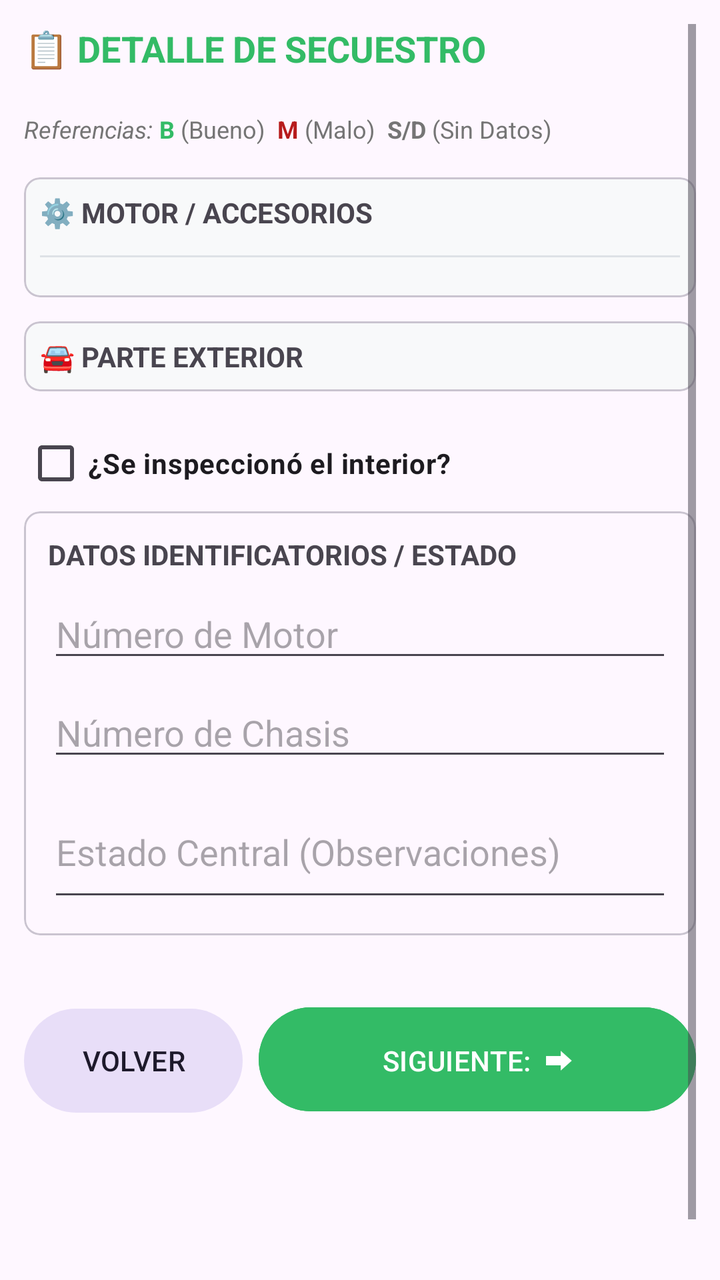
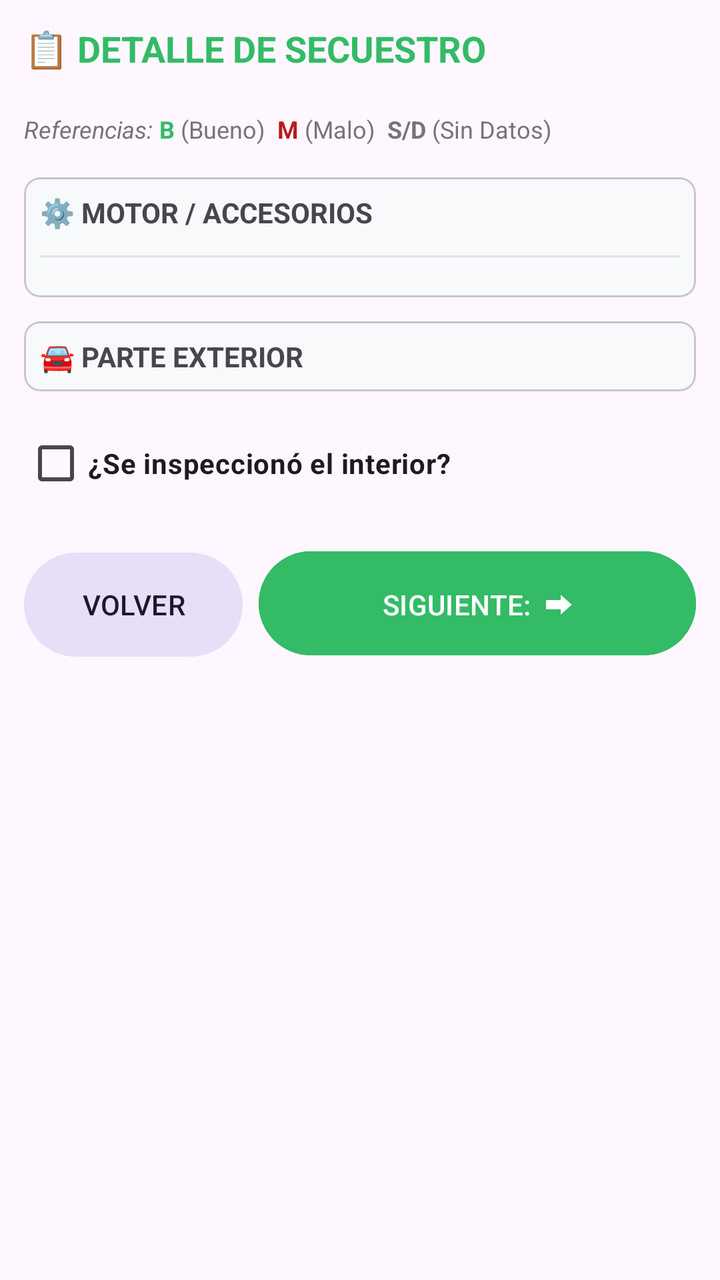

Before-and-after screenshots of an Android layout around one commit, followed by the original layout XML and the change that was made.
<!-- AndroidManifest.xml: application theme Theme.ChivilcoyActas -->
<!-- res/layout/fragment_secuestro.xml -->
<?xml version="1.0" encoding="utf-8"?>
<ScrollView xmlns:android="http://schemas.android.com/apk/res/android"
    xmlns:app="http://schemas.android.com/apk/res-auto"
    android:id="@+id/scrollSecuestro"
    android:layout_width="match_parent"
    android:layout_height="match_parent"
    android:fillViewport="true"
    android:padding="12dp">

    <LinearLayout
        android:layout_width="match_parent"
        android:layout_height="wrap_content"
        android:orientation="vertical">

        <TextView
            android:id="@+id/tvTituloSecuestro"
            android:layout_width="wrap_content"
            android:layout_height="wrap_content"
            android:text="📋 DETALLE DE SECUESTRO"
            android:textColor="#33BB66"
            android:textStyle="bold"
            android:textSize="18sp"
            android:layout_marginBottom="16dp"/>

        
        <LinearLayout
            android:layout_width="match_parent"
            android:layout_height="wrap_content"
            android:orientation="horizontal"
            android:layout_marginTop="4dp"
            android:layout_marginBottom="16dp">

            <TextView
                android:layout_width="wrap_content"
                android:layout_height="wrap_content"
                android:text="Referencias: "
                android:textSize="12sp"
                android:textColor="#757575"
                android:textStyle="italic" />

            <TextView
                android:layout_width="wrap_content"
                android:layout_height="wrap_content"
                android:text="B"
                android:textColor="#33BB66"
                android:textStyle="bold"
                android:textSize="12sp" />
            <TextView
                android:layout_width="wrap_content"
                android:layout_height="wrap_content"
                android:text=" (Bueno)  "
                android:textColor="#757575"
                android:textSize="12sp" />

            <TextView
                android:layout_width="wrap_content"
                android:layout_height="wrap_content"
                android:text="M"
                android:textColor="#B71C1C"
                android:textStyle="bold"
                android:textSize="12sp" />
            <TextView
                android:layout_width="wrap_content"
                android:layout_height="wrap_content"
                android:text=" (Malo)  "
                android:textColor="#757575"
                android:textSize="12sp" />

            <TextView
                android:layout_width="wrap_content"
                android:layout_height="wrap_content"
                android:text="S/D"
                android:textColor="#757575"
                android:textStyle="bold"
                android:textSize="12sp" />
            <TextView
                android:layout_width="wrap_content"
                android:layout_height="wrap_content"
                android:text=" (Sin Datos)"
                android:textColor="#757575"
                android:textSize="12sp" />

        </LinearLayout>

        <com.google.android.material.card.MaterialCardView
            android:id="@+id/cardMotor"
            android:layout_width="match_parent"
            android:layout_height="wrap_content"
            app:cardBackgroundColor="#F8F9FA"
            app:cardCornerRadius="8dp"
            android:layout_marginBottom="12dp">
            <LinearLayout
                android:layout_width="match_parent"
                android:layout_height="wrap_content"
                android:orientation="vertical"
                android:padding="8dp">
                <TextView
                    android:layout_width="wrap_content"
                    android:layout_height="wrap_content"
                    android:text="⚙️ MOTOR / ACCESORIOS"
                    android:textStyle="bold"/>

                <LinearLayout
                    android:id="@+id/containerMotor"
                    android:layout_width="match_parent"
                    android:layout_height="wrap_content"
                    android:orientation="vertical" />

                <View android:layout_width="match_parent" android:layout_height="1dp" android:background="#DEE2E6" android:layout_marginVertical="12dp"/>
            </LinearLayout>
        </com.google.android.material.card.MaterialCardView>

        <com.google.android.material.card.MaterialCardView
            android:id="@+id/cardExterior"
            android:layout_width="match_parent"
            android:layout_height="wrap_content"
            app:cardBackgroundColor="#F8F9FA"
            app:cardCornerRadius="8dp"
            android:layout_marginBottom="12dp">
            <LinearLayout
                android:layout_width="match_parent"
                android:layout_height="wrap_content"
                android:orientation="vertical"
                android:padding="8dp">
                <TextView
                    android:layout_width="wrap_content"
                    android:layout_height="wrap_content"
                    android:text="🚘 PARTE EXTERIOR"
                    android:textStyle="bold"/>

                <LinearLayout
                    android:id="@+id/containerExterior"
                    android:layout_width="match_parent"
                    android:layout_height="wrap_content"
                    android:orientation="vertical" />
            </LinearLayout>
        </com.google.android.material.card.MaterialCardView>

        <CheckBox
            android:id="@+id/checkIncluirInterior"
            android:layout_width="match_parent"
            android:layout_height="wrap_content"
            android:text="¿Se inspeccionó el interior?"
            android:textStyle="bold" />

        <com.google.android.material.card.MaterialCardView
            android:id="@+id/cardInterior"
            android:layout_width="match_parent"
            android:layout_height="wrap_content"
            android:visibility="gone"
            app:cardBackgroundColor="#F8F9FA"
            android:layout_marginTop="8dp"
            android:layout_marginBottom="16dp">
            <LinearLayout
                android:layout_width="match_parent"
                android:layout_height="wrap_content"
                android:orientation="vertical"
                android:padding="12dp">
                <TextView
                    android:layout_width="wrap_content"
                    android:layout_height="wrap_content"
                    android:text="💺 INTERIOR DEL VEHÍCULO"
                    android:textStyle="bold"
                    android:layout_marginBottom="8dp"/>


                <LinearLayout
                    android:id="@+id/containerInterior"
                    android:layout_width="match_parent"
                    android:layout_height="wrap_content"
                    android:orientation="vertical" />
            </LinearLayout>
        </com.google.android.material.card.MaterialCardView>

        <com.google.android.material.card.MaterialCardView
            android:layout_width="match_parent"
            android:layout_height="wrap_content"
            app:cardCornerRadius="8dp"
            android:layout_marginBottom="16dp">

            <LinearLayout
                android:layout_width="match_parent"
                android:layout_height="wrap_content"
                android:orientation="vertical"
                android:padding="12dp">

                <TextView
                    android:layout_width="wrap_content"
                    android:layout_height="wrap_content"
                    android:text="DATOS IDENTIFICATORIOS / ESTADO"
                    android:textStyle="bold"
                    android:layout_marginBottom="8dp"/>

                <EditText
                    android:id="@+id/etNumeroMotor"
                    android:layout_width="match_parent"
                    android:layout_height="wrap_content"
                    android:hint="Número de Motor"
                    android:inputType="textCapCharacters"/>

                <EditText
                    android:id="@+id/etNumeroChasis"
                    android:layout_width="match_parent"
                    android:layout_height="wrap_content"
                    android:hint="Número de Chasis"
                    android:inputType="textCapCharacters"
                    android:layout_marginTop="8dp"/>

                <EditText
                    android:id="@+id/etEstadoCentral"
                    android:layout_width="match_parent"
                    android:layout_height="wrap_content"
                    android:hint="Estado Central (Observaciones)"
                    android:inputType="textMultiLine"
                    android:lines="2"
                    android:layout_marginTop="8dp"/>
            </LinearLayout>
        </com.google.android.material.card.MaterialCardView>

        <LinearLayout
            android:layout_width="match_parent"
            android:layout_height="wrap_content"
            android:orientation="horizontal"
            android:weightSum="3"
            android:layout_marginTop="16dp">
            <Button
                android:id="@+id/btnVolverSecuestro"
                style="@style/Widget.Material3.Button.TonalButton"
                android:layout_width="0dp"
                android:layout_height="60dp"
                android:layout_weight="1"
                android:text="VOLVER"
                android:layout_marginEnd="8dp"/>
            <Button
                android:id="@+id/btnSiguienteSecuestro"
                android:layout_width="0dp"
                android:layout_height="60dp"
                android:layout_weight="2"
                android:text="SIGUIENTE:  ⮕"
                android:backgroundTint="#33BB66"/>
        </LinearLayout>

        <Space android:layout_width="match_parent" android:layout_height="100dp" />
    </LinearLayout>
</ScrollView>
<!-- resources referenced by this layout -->
<resources>
  <style name="Theme.ChivilcoyActas" parent="Base.Theme.ChivilcoyActas" />
  <style name="Base.Theme.ChivilcoyActas" parent="Theme.Material3.DayNight.NoActionBar">
          
          <item name="colorPrimary">#33BB66</item>
  
          <item name="colorSecondary">#33BB66</item>
          <item name="android:statusBarColor">#33BB66</item>
      </style>
</resources>

<!-- the commit's change to res/layout/fragment_secuestro.xml (unified diff, before → after) -->
@@ -172,50 +172,7 @@
             </LinearLayout>
         </com.google.android.material.card.MaterialCardView>
 
-        <com.google.android.material.card.MaterialCardView
-            android:layout_width="match_parent"
-            android:layout_height="wrap_content"
-            app:cardCornerRadius="8dp"
-            android:layout_marginBottom="16dp">
-
-            <LinearLayout
-                android:layout_width="match_parent"
-                android:layout_height="wrap_content"
-                android:orientation="vertical"
-                android:padding="12dp">
-
-                <TextView
-                    android:layout_width="wrap_content"
-                    android:layout_height="wrap_content"
-                    android:text="DATOS IDENTIFICATORIOS / ESTADO"
-                    android:textStyle="bold"
-                    android:layout_marginBottom="8dp"/>
-
-                <EditText
-                    android:id="@+id/etNumeroMotor"
-                    android:layout_width="match_parent"
-                    android:layout_height="wrap_content"
-                    android:hint="Número de Motor"
-                    android:inputType="textCapCharacters"/>
-
-                <EditText
-                    android:id="@+id/etNumeroChasis"
-                    android:layout_width="match_parent"
-                    android:layout_height="wrap_content"
-                    android:hint="Número de Chasis"
-                    android:inputType="textCapCharacters"
-                    android:layout_marginTop="8dp"/>
-
-                <EditText
-                    android:id="@+id/etEstadoCentral"
-                    android:layout_width="match_parent"
-                    android:layout_height="wrap_content"
-                    android:hint="Estado Central (Observaciones)"
-                    android:inputType="textMultiLine"
-                    android:lines="2"
-                    android:layout_marginTop="8dp"/>
-            </LinearLayout>
-        </com.google.android.material.card.MaterialCardView>
+        
 
         <LinearLayout
             android:layout_width="match_parent"
